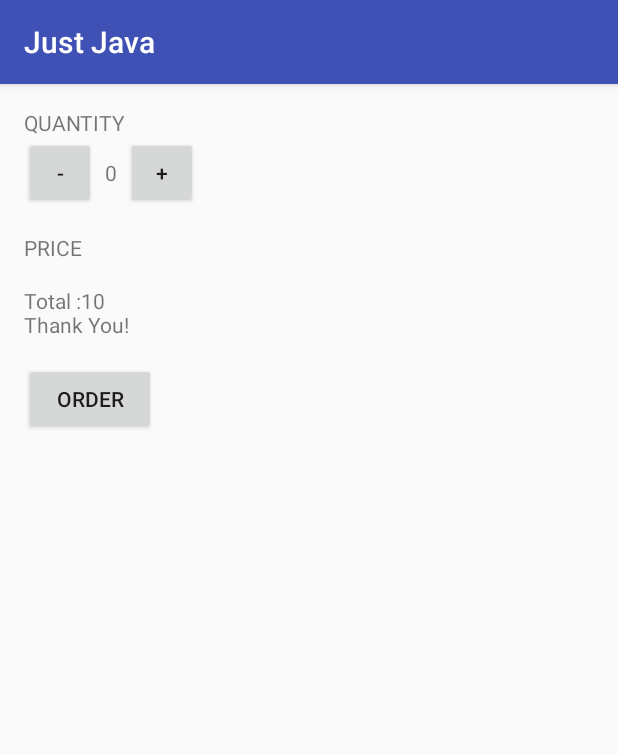
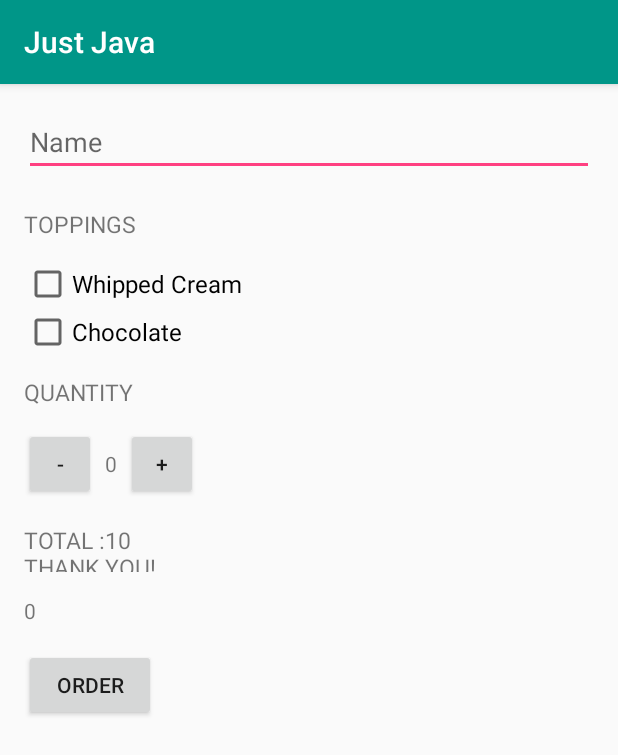
Before and after one commit to mastrayasa/Just-Java, an Android app: the screen it shows after launch (MainActivity), after a tap on "ORDER", on a phone screen of 412 x 824 dp. Shown: the top 755 px of the screen. Run offline under Robolectric (Android 15) with nearby library versions, the phone set to English and light mode, and no system bars.

Commit message:
update 2

```diff
--- a/app/src/main/java/com/example/android/justjava/MainActivity.java
+++ b/app/src/main/java/com/example/android/justjava/MainActivity.java
@@ -1,9 +1,11 @@
 package com.example.android.justjava;
 
 
+import android.content.Intent;
+import android.os.Bundle;
 import android.support.v7.app.AppCompatActivity;
-import android.os.Bundle;
 import android.view.View;
+import android.widget.CheckBox;
 import android.widget.TextView;
 
 import java.text.NumberFormat;
@@ -14,41 +16,111 @@ public class MainActivity extends AppCompatActivity {
 
     int quantity = 2;
 
+    CheckBox whippedCream ;
+    boolean hasWhippeCream ;
+
+    CheckBox chocholate;
+    boolean hasChocholate;
+
+    TextView name;
+
     @Override
     protected void onCreate(Bundle savedInstanceState) {
         super.onCreate(savedInstanceState);
         setContentView(R.layout.activity_main);
+
+         whippedCream = (CheckBox) findViewById(R.id.has_whipped_cream);
+
+
+         chocholate = (CheckBox) findViewById(R.id.has_chocolate);
+
+
+         name = (TextView) findViewById(R.id.name);
+
+        //TextView textView = new TextView(context);
+       // ImageView img = new ImageView(context);
+       // ToggleButton button = new ToggleButton(context);
+       // Toast toast =  Toast.makeText(context,text,duration);
+
+        //TextView nameTextView = (TextView) findViewById(R.id.name);
+        //TextView description = (TextView) findViewById(R.id.quantity_text_view);
+        //int maxLine = description.getMaxLines();
+
+        /*ImageView iconImageView = (ImageView) findViewById(R.id.icon);
+        iconImageView.setImageResource(R.drawable.logo);
+
+        View textView =  findViewById(R.id.title);
+        textView.setVisibility(textView.GONE);*/
     }
 
     /**
      * This method is called when the order button is clicked.
      */
-    public void submitOrder (View view) {
+    public void submitOrder(View view) {
 
 
-        int price = quantity * 5;
-         String priceMessage = "Total :" + price + "\n";
+        int price = calculatePrice();
+        String priceMessage = "Total :" + price + "\n";
 
         priceMessage = priceMessage + "Thank You!";
 
-        displayMessage(  priceMessage );
+        displayMessage(priceMessage);
+
+        createOrderSummnery();
     }
 
-    public void increment (View view) {
 
-        quantity = quantity + 1;
-        display(  quantity );
+    public void createOrderSummnery() {
+
+        hasWhippeCream = whippedCream.isChecked();
+        hasChocholate = chocholate.isChecked();
+
+
+        int price = calculatePrice();
+        String priceMessage = "Name : "+ name.getText() +"\nQuantiry: " + quantity + "\n";
+
+        if(hasWhippeCream == true){
+            priceMessage = priceMessage + "Add whippe cream?" + hasWhippeCream + "\n";
+        }
+
+        if(hasChocholate == true){
+            priceMessage = priceMessage + "Add Chocholate?" + hasChocholate + "\n";
+        }
+
+        priceMessage = priceMessage + "Total :" + price + "\n";
+
+        priceMessage = priceMessage + "Thank You!";
+
+        Intent intent = new Intent(Intent.ACTION_SEND);
+        intent.setType("*/*");
+        intent.putExtra(Intent.EXTRA_EMAIL, "mastrayasa@gmail.com");
+        intent.putExtra(Intent.EXTRA_TEXT, priceMessage);
+        if (intent.resolveActivity(getPackageManager()) != null) {
+            startActivity(intent);
+        }
+
+        //displayMessage(priceMessage);
     }
 
-    public void decrement (View view) {
-        quantity = quantity - 1;
-        display(  quantity );
+    public void increment(View view) {
+        if(quantity < 100){
+            quantity = quantity + 1;
+            displayQuantity(quantity);
+        }
+
+    }
+
+    public void decrement(View view) {
+        if(quantity >= 2) {
+            quantity = quantity - 1;
+            displayQuantity(quantity);
+        }
     }
 
     /**
      * This method displays the given quantity value on the screen.
      */
-    private void display(int number) {
+    private void displayQuantity(int number) {
         TextView quantityTextView = (TextView) findViewById(R.id.quantity_text_view);
         quantityTextView.setText("" + number);
     }
@@ -59,11 +131,33 @@ public class MainActivity extends AppCompatActivity {
     }
 
     private void displayMessage(String number) {
-        TextView priceTextView = (TextView) findViewById(R.id.price_text_view);
-        priceTextView.setText(number);
+        TextView orderSummaryTextView = (TextView) findViewById(R.id.order_summary_text_view);
+        orderSummaryTextView.setText(number);
     }
 
 
+    /**
+     * Calculates the price of the order based on the current quantity.
+     *
+     * @return the price
+     */
+    private int calculatePrice() {
+        int price = quantity * 5;
+
+        hasWhippeCream = whippedCream.isChecked();
+        hasChocholate = chocholate.isChecked();
+
+        if(hasWhippeCream == true){
+            price = price + (1 * quantity);
+
+        }
+
+        if(hasChocholate == true){
+            price = price + (2 * quantity);
+        }
 
 
+        return price;
+    }
+
 }
--- a/app/src/main/res/layout/activity_main.xml
+++ b/app/src/main/res/layout/activity_main.xml
@@ -1,18 +1,49 @@
 <?xml version="1.0" encoding="utf-8"?>
-<LinearLayout xmlns:android="http://schemas.android.com/apk/res/android"
+<ScrollView xmlns:android="http://schemas.android.com/apk/res/android"
     xmlns:app="http://schemas.android.com/apk/res-auto"
     xmlns:tools="http://schemas.android.com/tools"
     android:layout_width="match_parent"
     android:layout_height="match_parent"
-    android:orientation="vertical"
-    android:padding="16dp"
     tools:context="com.example.android.justjava.MainActivity">
 
+
+    <LinearLayout
+        android:layout_width="match_parent"
+        android:layout_height="match_parent"
+        android:orientation="vertical"
+        android:padding="16dp">
+
+        <EditText
+            android:id="@+id/name"
+            android:hint="@string/name_label"
+            android:layout_width="match_parent"
+            android:layout_height="wrap_content"
+            android:layout_marginBottom="8dp"/>
+
+
         <TextView
+            android:text="@string/topping"
+            style="@style/HeaderTextStyle" />
+
+        <CheckBox
+            android:id="@+id/has_whipped_cream"
             android:layout_width="wrap_content"
             android:layout_height="wrap_content"
+            android:paddingRight="12dp"
+            android:text="@string/whipeed_cream"
+            android:textSize="16sp" />
+
+        <CheckBox
+            android:id="@+id/has_chocolate"
+            android:layout_width="wrap_content"
+            android:layout_height="wrap_content"
+            android:paddingRight="12dp"
+            android:text="@string/chocolate"
+            android:textSize="16sp" />
+
+        <TextView
             android:text="Quantity"
-        android:textAllCaps="true" />
+            style="@style/HeaderTextStyle" />
 
         <LinearLayout
             android:layout_width="wrap_content"
@@ -41,11 +72,10 @@
         </LinearLayout>
 
         <TextView
-        android:layout_width="wrap_content"
-        android:layout_height="wrap_content"
+            android:id="@+id/order_summary_text_view"
             android:paddingBottom="16dp"
-        android:text="Price"
-        android:textAllCaps="true" />
+            android:text="@string/order_summary"
+            style="@style/HeaderTextStyle" />
 
         <TextView
             android:id="@+id/price_text_view"
@@ -59,7 +89,8 @@
             android:layout_height="wrap_content"
             android:onClick="submitOrder"
             android:padding="5dp"
-        android:text="Order" />
+            android:text="@string/btnLabel" />
 
 
     </LinearLayout>
+</ScrollView>
--- a/app/src/main/res/values/colors.xml
+++ b/app/src/main/res/values/colors.xml
@@ -1,6 +1,6 @@
 <?xml version="1.0" encoding="utf-8"?>
 <resources>
-    <color name="colorPrimary">#3F51B5</color>
-    <color name="colorPrimaryDark">#303F9F</color>
+    <color name="colorPrimary">#009688</color>
+    <color name="colorPrimaryDark">#00897B</color>
     <color name="colorAccent">#FF4081</color>
 </resources>
--- a/app/src/main/res/values/strings.xml
+++ b/app/src/main/res/values/strings.xml
@@ -1,3 +1,9 @@
 <resources>
     <string name="app_name">Just Java</string>
+    <string name="name_label">Name</string>
+    <string name="topping">Toppings</string>
+    <string name="whipeed_cream">Whipped Cream</string>
+    <string name="chocolate">Chocolate</string>
+    <string name="order_summary">ORDER Summary</string>
+    <string name="btnLabel">Order</string>
 </resources>
--- a/app/src/main/res/values/styles.xml
+++ b/app/src/main/res/values/styles.xml
@@ -8,4 +8,12 @@
         <item name="colorAccent">@color/colorAccent</item>
     </style>
 
+    <style name="HeaderTextStyle">
+        <item name="android:layout_width">wrap_content</item>
+        <item name="android:layout_height">48dp</item>
+        <item name="android:gravity">center_vertical</item>
+        <item name="android:textAllCaps">true</item>
+        <item name="android:textSize">15sp</item>
+    </style>
+
 </resources>
```
Also changed, not shown: 4 other files. Lines whose indentation alone changed are shown as unchanged.
